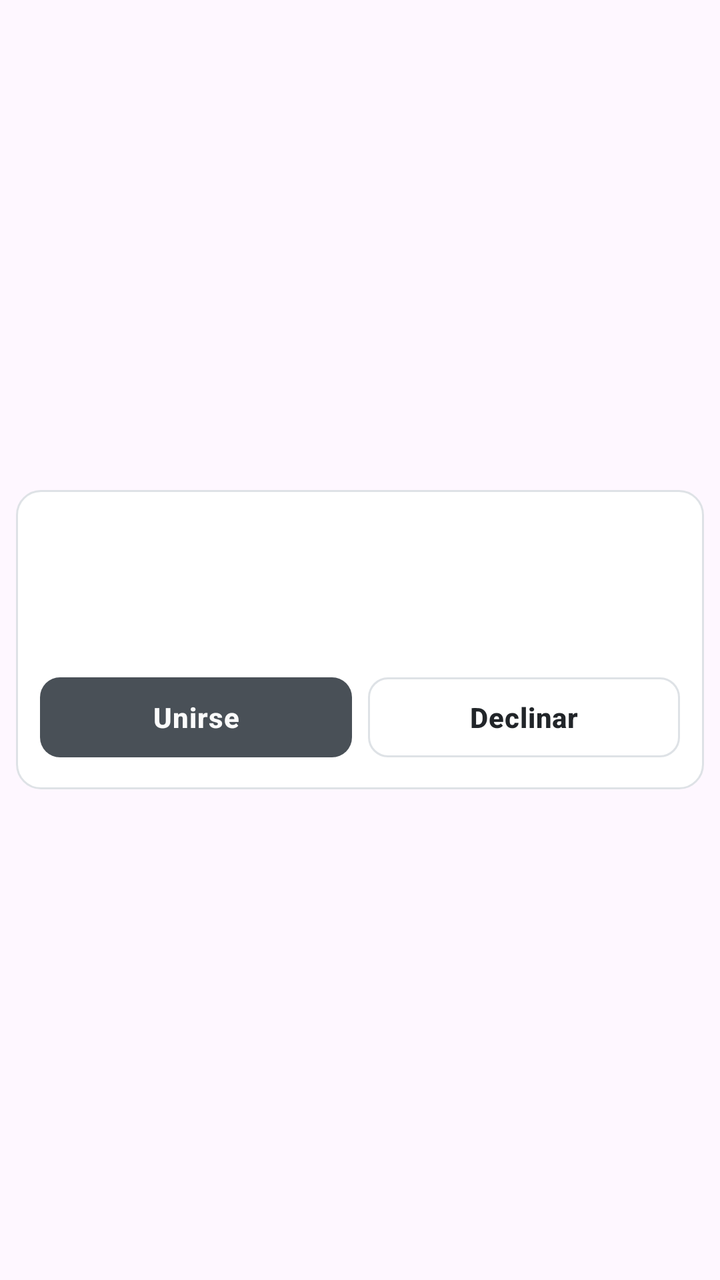
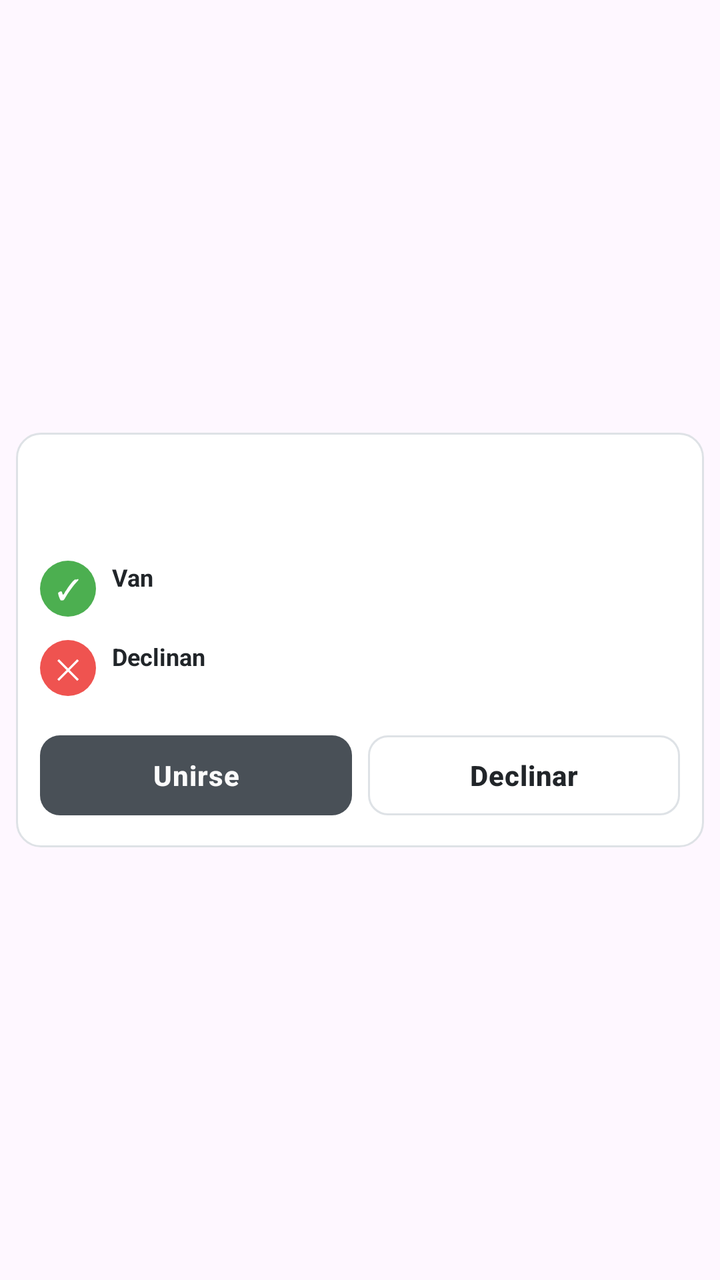

Before-and-after screenshots of an Android layout around one commit, followed by the original layout XML and the change that was made.
<!-- AndroidManifest.xml: application theme Theme.Pace -->
<!-- res/layout/item_message_event.xml -->
<?xml version="1.0" encoding="utf-8"?>
<LinearLayout
    xmlns:android="http://schemas.android.com/apk/res/android"
    android:layout_width="match_parent"
    android:layout_height="wrap_content"
    android:gravity="center"
    android:orientation="horizontal"
    android:paddingHorizontal="8dp"
    android:paddingVertical="4dp">

    <LinearLayout
        android:layout_width="match_parent"
        android:layout_height="wrap_content"
        android:orientation="vertical"
        android:background="@drawable/bg_message_system"
        android:padding="12dp">

        <TextView
            android:id="@+id/tv_event_title"
            android:layout_width="match_parent"
            android:layout_height="wrap_content"
            android:textStyle="bold"
            android:textSize="15sp"
            android:textColor="@color/text_primary" />

        <TextView
            android:id="@+id/tv_event_schedule"
            android:layout_width="match_parent"
            android:layout_height="wrap_content"
            android:layout_marginTop="4dp"
            android:textColor="@color/text_secondary"
            android:textSize="13sp" />

        <TextView
            android:id="@+id/tv_event_participants"
            android:layout_width="match_parent"
            android:layout_height="wrap_content"
            android:layout_marginTop="8dp"
            android:textColor="@color/text_primary"
            android:textSize="13sp" />

        <LinearLayout
            android:layout_width="match_parent"
            android:layout_height="wrap_content"
            android:orientation="horizontal"
            android:layout_marginTop="10dp">

            <com.google.android.material.button.MaterialButton
                android:id="@+id/btn_event_join"
                style="@style/PaceChatPrimaryButton"
                android:layout_width="0dp"
                android:layout_height="wrap_content"
                android:layout_weight="1"
                android:text="@string/event_join" />

            <com.google.android.material.button.MaterialButton
                android:id="@+id/btn_event_decline"
                style="@style/PaceChatSecondaryButton"
                android:layout_width="0dp"
                android:layout_height="wrap_content"
                android:layout_weight="1"
                android:layout_marginStart="8dp"
                android:text="@string/event_decline" />
        </LinearLayout>

    </LinearLayout>
</LinearLayout>
<!-- resources referenced by this layout -->
<resources>
  <color name="text_primary">#212529</color>
  <color name="text_secondary">#6C757D</color>
  <!-- drawable bg_message_system (drawable) -->
  <?xml version="1.0" encoding="utf-8"?>
  <shape xmlns:android="http://schemas.android.com/apk/res/android">
      <solid android:color="@color/background_card" />
      <corners android:radius="12dp" />
      <stroke
          android:width="1dp"
          android:color="@color/border_color" />
  </shape>
  <string name="event_decline">Declinar</string>
  <string name="event_join">Unirse</string>
  <style name="PaceChatPrimaryButton" parent="Widget.Material3.Button">
          <item name="backgroundTint">@color/accent_primary</item>
          <item name="android:textColor">@color/text_button</item>
          <item name="cornerRadius">10dp</item>
          <item name="android:layout_height">42dp</item>
          <item name="android:textAllCaps">false</item>
          <item name="android:textStyle">bold</item>
          <item name="android:textSize">14sp</item>
          <item name="android:letterSpacing">0.02</item>
      </style>
  <style name="PaceChatSecondaryButton" parent="Widget.Material3.Button.OutlinedButton">
          <item name="strokeColor">@color/border_color</item>
          <item name="android:textColor">@color/text_primary</item>
          <item name="cornerRadius">10dp</item>
          <item name="android:layout_height">42dp</item>
          <item name="android:textAllCaps">false</item>
          <item name="android:textStyle">bold</item>
          <item name="android:textSize">14sp</item>
          <item name="android:letterSpacing">0.02</item>
      </style>
  <style name="Theme.Pace" parent="Base.Theme.Pace" />
  <color name="background_card">#FFFFFF</color>
  <color name="border_color">#DEE2E6</color>
  <color name="accent_primary">#495057</color>
  <color name="text_button">#FBFBFB</color>
  <style name="Base.Theme.Pace" parent="Theme.Material3.DayNight.NoActionBar">
          
          <item name="android:statusBarColor">@color/black</item>
          <item name="android:windowOptOutEdgeToEdgeEnforcement" tools:targetApi="35">true</item>
      </style>
  <color name="black">#FF000000</color>
</resources>

<!-- the commit's change to res/layout/item_message_event.xml (unified diff, before → after) -->
@@ -31,13 +31,93 @@
             android:textColor="@color/text_secondary"
             android:textSize="13sp" />
 
-        <TextView
-            android:id="@+id/tv_event_participants"
+        
+        <LinearLayout
             android:layout_width="match_parent"
             android:layout_height="wrap_content"
-            android:layout_marginTop="8dp"
-            android:textColor="@color/text_primary"
-            android:textSize="13sp" />
+            android:orientation="horizontal"
+            android:gravity="top"
+            android:layout_marginTop="10dp">
+
+            <TextView
+                android:layout_width="28dp"
+                android:layout_height="28dp"
+                android:text="✓"
+                android:textSize="14sp"
+                android:textColor="#FFFFFF"
+                android:gravity="center"
+                android:background="@drawable/bg_event_badge_join" />
+
+            <LinearLayout
+                android:layout_width="0dp"
+                android:layout_height="wrap_content"
+                android:layout_weight="1"
+                android:orientation="vertical"
+                android:layout_marginStart="8dp">
+
+                <TextView
+                    android:layout_width="wrap_content"
+                    android:layout_height="wrap_content"
+                    android:text="@string/event_joined_label_short"
+                    android:textSize="12sp"
+                    android:textStyle="bold"
+                    android:textColor="@color/text_primary" />
+
+                <TextView
+                    android:id="@+id/tv_event_joined"
+                    android:layout_width="wrap_content"
+                    android:layout_height="wrap_content"
+                    android:textSize="12sp"
+                    android:textColor="@color/text_secondary"
+                    android:layout_marginTop="1dp" />
+
+            </LinearLayout>
+
+        </LinearLayout>
+
+        
+        <LinearLayout
+            android:layout_width="match_parent"
+            android:layout_height="wrap_content"
+            android:orientation="horizontal"
+            android:gravity="top"
+            android:layout_marginTop="6dp">
+
+            <TextView
+                android:layout_width="28dp"
+                android:layout_height="28dp"
+                android:text="✕"
+                android:textSize="14sp"
+                android:textColor="#FFFFFF"
+                android:gravity="center"
+                android:background="@drawable/bg_event_badge_decline" />
+
+            <LinearLayout
+                android:layout_width="0dp"
+                android:layout_height="wrap_content"
+                android:layout_weight="1"
+                android:orientation="vertical"
+                android:layout_marginStart="8dp">
+
+                <TextView
+                    android:layout_width="wrap_content"
+                    android:layout_height="wrap_content"
+                    android:text="@string/event_declined_label_short"
+                    android:textSize="12sp"
+                    android:textStyle="bold"
+                    android:textColor="@color/text_primary" />
+
+                <TextView
+                    android:id="@+id/tv_event_declined"
+                    android:layout_width="wrap_content"
+                    android:layout_height="wrap_content"
+                    android:textSize="12sp"
+                    android:textColor="@color/text_secondary"
+                    android:layout_marginTop="1dp" />
+
+            </LinearLayout>
+
+        </LinearLayout>
 
         <LinearLayout
             android:layout_width="match_parent"
<!-- resource entries referenced after the edit -->
@@ -2,6 +2,18 @@
 <resources>
   <color name="text_primary">#212529</color>
   <color name="text_secondary">#6C757D</color>
+  <!-- drawable bg_event_badge_decline (drawable) -->
+  <?xml version="1.0" encoding="utf-8"?>
+  <shape xmlns:android="http://schemas.android.com/apk/res/android"
+      android:shape="oval">
+      <solid android:color="#EF5350" />
+  </shape>
+  <!-- drawable bg_event_badge_join (drawable) -->
+  <?xml version="1.0" encoding="utf-8"?>
+  <shape xmlns:android="http://schemas.android.com/apk/res/android"
+      android:shape="oval">
+      <solid android:color="#4CAF50" />
+  </shape>
   <!-- drawable bg_message_system (drawable) -->
   <?xml version="1.0" encoding="utf-8"?>
   <shape xmlns:android="http://schemas.android.com/apk/res/android">
@@ -12,7 +24,9 @@
           android:color="@color/border_color" />
   </shape>
   <string name="event_decline">Declinar</string>
+  <string name="event_declined_label_short">Declinan</string>
   <string name="event_join">Unirse</string>
+  <string name="event_joined_label_short">Van</string>
   <style name="PaceChatPrimaryButton" parent="Widget.Material3.Button">
           <item name="backgroundTint">@color/accent_primary</item>
           <item name="android:textColor">@color/text_button</item>
